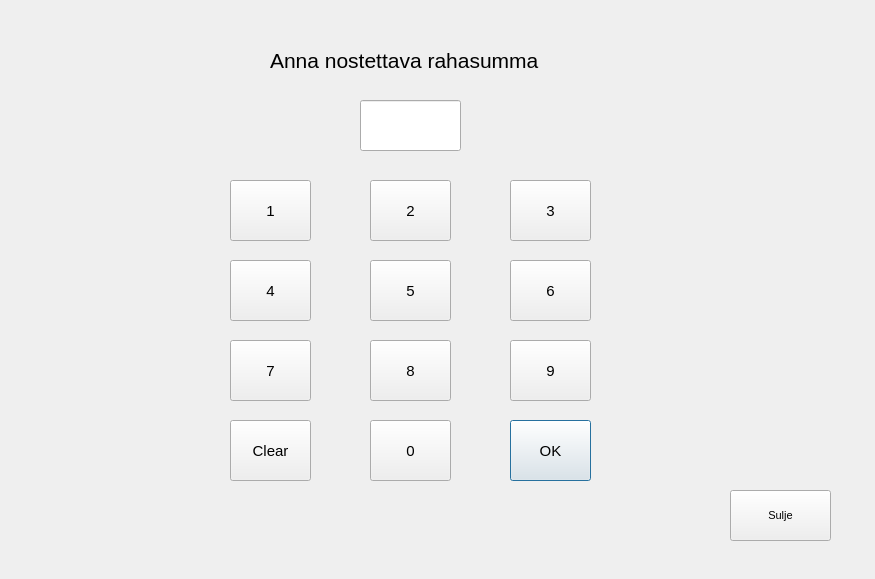
First picture: the form in bankautomat/muusumma.ui, repository tvt21kmo-bank-project/group_15, before the edit.
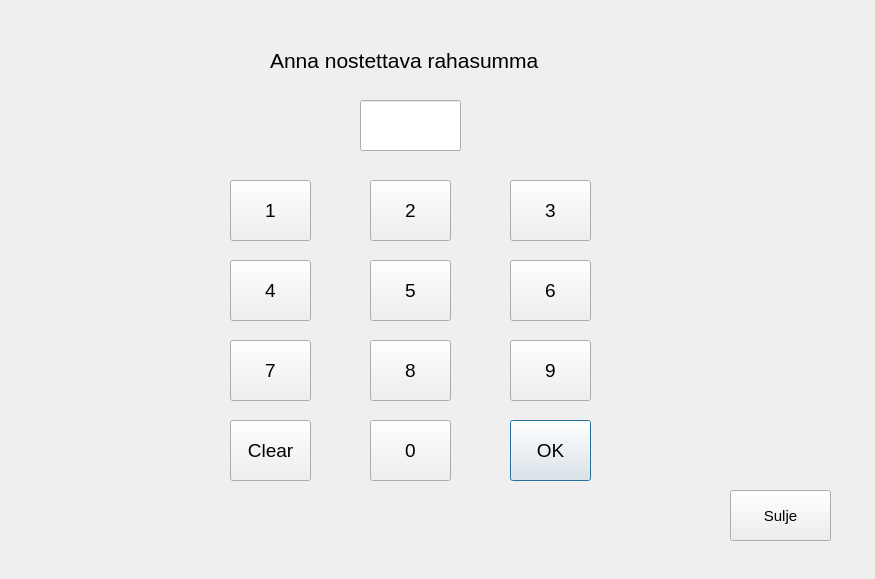
Second picture: the form after the edit.

Patch:
```diff
--- a/bankautomat/muusumma.ui
+++ b/bankautomat/muusumma.ui
@@ -39,7 +39,7 @@
    </property>
    <property name="font">
     <font>
-     <pointsize>11</pointsize>
+     <pointsize>14</pointsize>
     </font>
    </property>
    <property name="autoFillBackground">
@@ -60,7 +60,7 @@
    </property>
    <property name="font">
     <font>
-     <pointsize>8</pointsize>
+     <pointsize>11</pointsize>
     </font>
    </property>
    <property name="text">
@@ -78,7 +78,7 @@
    </property>
    <property name="font">
     <font>
-     <pointsize>11</pointsize>
+     <pointsize>14</pointsize>
     </font>
    </property>
    <property name="text">
@@ -96,7 +96,7 @@
    </property>
    <property name="font">
     <font>
-     <pointsize>11</pointsize>
+     <pointsize>14</pointsize>
     </font>
    </property>
    <property name="text">
@@ -114,7 +114,7 @@
    </property>
    <property name="font">
     <font>
-     <pointsize>11</pointsize>
+     <pointsize>14</pointsize>
     </font>
    </property>
    <property name="text">
@@ -132,7 +132,7 @@
    </property>
    <property name="font">
     <font>
-     <pointsize>11</pointsize>
+     <pointsize>14</pointsize>
     </font>
    </property>
    <property name="text">
@@ -150,7 +150,7 @@
    </property>
    <property name="font">
     <font>
-     <pointsize>11</pointsize>
+     <pointsize>14</pointsize>
     </font>
    </property>
    <property name="text">
@@ -168,7 +168,7 @@
    </property>
    <property name="font">
     <font>
-     <pointsize>11</pointsize>
+     <pointsize>14</pointsize>
     </font>
    </property>
    <property name="text">
@@ -186,7 +186,7 @@
    </property>
    <property name="font">
     <font>
-     <pointsize>11</pointsize>
+     <pointsize>14</pointsize>
     </font>
    </property>
    <property name="text">
@@ -204,7 +204,7 @@
    </property>
    <property name="font">
     <font>
-     <pointsize>11</pointsize>
+     <pointsize>14</pointsize>
     </font>
    </property>
    <property name="text">
@@ -222,7 +222,7 @@
    </property>
    <property name="font">
     <font>
-     <pointsize>11</pointsize>
+     <pointsize>14</pointsize>
     </font>
    </property>
    <property name="text">
@@ -240,7 +240,7 @@
    </property>
    <property name="font">
     <font>
-     <pointsize>11</pointsize>
+     <pointsize>14</pointsize>
     </font>
    </property>
    <property name="text">
@@ -258,7 +258,7 @@
    </property>
    <property name="font">
     <font>
-     <pointsize>11</pointsize>
+     <pointsize>14</pointsize>
     </font>
    </property>
    <property name="text">
```
